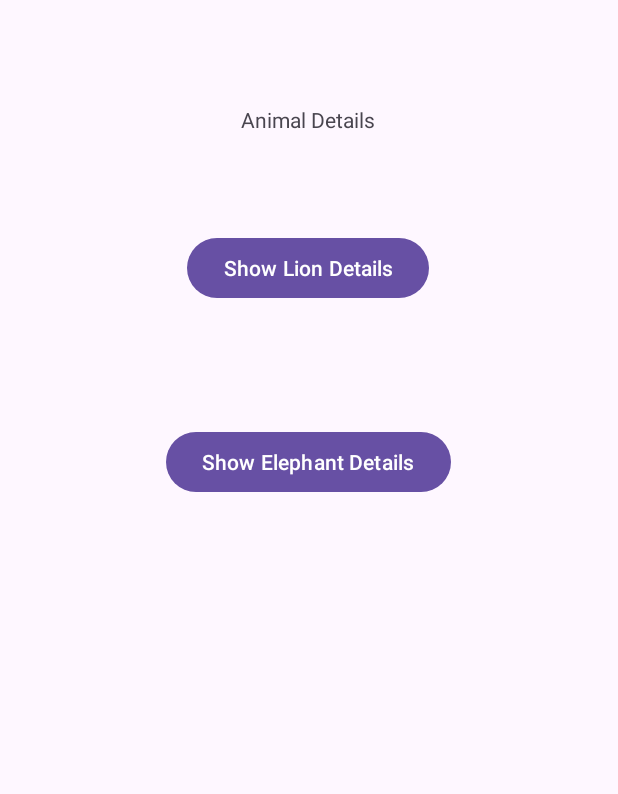
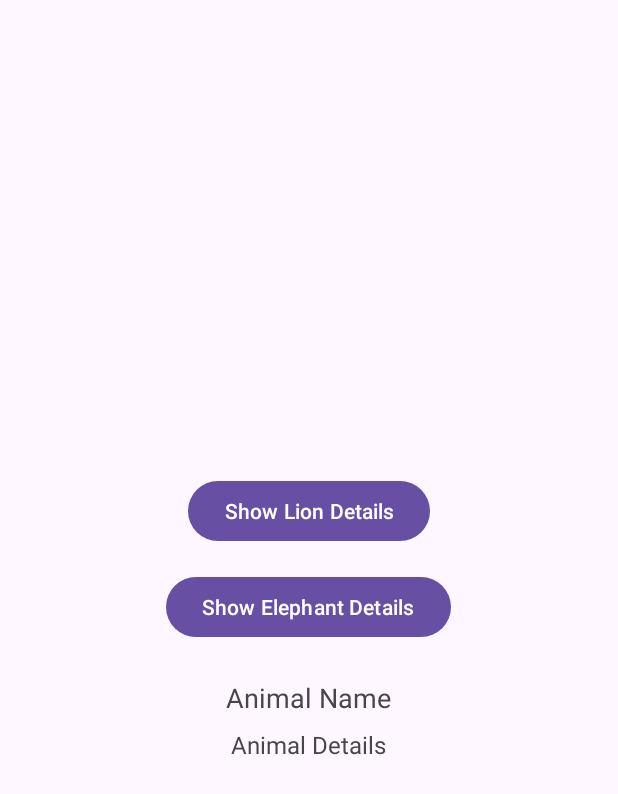
Before and after one commit to jethrolibutan/ZooManagementSystem, an Android app: the screen it shows after launch (MainActivity), on a phone screen of 412 x 824 dp. Shown: the top 794 px of the screen. Run offline under Robolectric (Android 15) with nearby library versions, the phone set to English and light mode, and no system bars.

```diff
--- a/app/build.gradle.kts
+++ b/app/build.gradle.kts
@@ -1,5 +1,5 @@
 plugins {
-    alias(libs.plugins.android.application)
+    alias(libs.plugins.android.application) // Ensure this is defined in the version catalog
 }
 
 android {
@@ -32,7 +32,7 @@ android {
 }
 
 dependencies {
-
+    // Check that these aliases are correctly defined in your version catalog
     implementation(libs.appcompat)
     implementation(libs.material)
     implementation(libs.activity)
--- a/app/src/main/AndroidManifest.xml
+++ b/app/src/main/AndroidManifest.xml
@@ -1,7 +1,6 @@
 <?xml version="1.0" encoding="utf-8"?>
 <manifest xmlns:android="http://schemas.android.com/apk/res/android"
     xmlns:tools="http://schemas.android.com/tools">
-
     <application
         android:allowBackup="true"
         android:dataExtractionRules="@xml/data_extraction_rules"
--- a/app/src/main/java/com/example/zoomanagementsystem/MainActivity.java
+++ b/app/src/main/java/com/example/zoomanagementsystem/MainActivity.java
@@ -1,23 +1,27 @@
 package com.example.zoomanagementsystem;
-
 
 import android.os.Bundle;
 import android.view.View;
-import com.example.zoomanagementsystem.Lion;
-
-import androidx.activity.EdgeToEdge;
+import android.widget.TextView;
 import androidx.appcompat.app.AppCompatActivity;
 import androidx.core.graphics.Insets;
 import androidx.core.view.ViewCompat;
 import androidx.core.view.WindowInsetsCompat;
+import com.example.zoomanagementsystem.R;
 
 public class MainActivity extends AppCompatActivity {
+
+    private TextView textViewAnimalName;
+    private TextView textViewAnimalDetails;
 
     @Override
     protected void onCreate(Bundle savedInstanceState) {
         super.onCreate(savedInstanceState);
-        EdgeToEdge.enable(this);
         setContentView(R.layout.activity_main);
+
+        textViewAnimalName = findViewById(R.id.textViewAnimalName);
+        textViewAnimalDetails = findViewById(R.id.textViewAnimalDetails);
+
         ViewCompat.setOnApplyWindowInsetsListener(findViewById(R.id.main), (v, insets) -> {
             Insets systemBars = insets.getInsets(WindowInsetsCompat.Type.systemBars());
             v.setPadding(systemBars.left, systemBars.top, systemBars.right, systemBars.bottom);
@@ -25,13 +29,23 @@ public class MainActivity extends AppCompatActivity {
         });
     }
 
-    public void onAnimalButtonClick(View view){
-        Lion lion = new Lion("Simba", "Lion");
-        displayAnimalDetails(lion);
+    public void onAnimalButtonClick(View view) {
+        Animal animal;
+        switch (view.getId()) {
+            case R.id.buttonLion:
+                animal = new Lion("Simba", "Carnivore");
+                break;
+            case R.id.buttonElephant:
+                animal = new Elephant("Dumbo", "Herbivore");
+                break;
+            default:
+                return;
+        }
+        displayAnimalDetails(animal);
     }
 
-    public void displayAnimalDetails(Animal animal){
-        String details = animal.displayDetails() + "\n Sound: " + animal.makeSound() + "\n\n";
-//        animalDetailsTextView.setText(details);
+    public void displayAnimalDetails(Animal animal) {
+        textViewAnimalName.setText(animal.name);
+        textViewAnimalDetails.setText(animal.displayDetails());
     }
 }
--- a/app/src/main/res/layout/activity_main.xml
+++ b/app/src/main/res/layout/activity_main.xml
@@ -1,45 +1,45 @@
 <?xml version="1.0" encoding="utf-8"?>
-<androidx.constraintlayout.widget.ConstraintLayout xmlns:android="http://schemas.android.com/apk/res/android"
-    xmlns:app="http://schemas.android.com/apk/res-auto"
-    xmlns:tools="http://schemas.android.com/tools"
-    android:id="@+id/main"
+<LinearLayout xmlns:android="http://schemas.android.com/apk/res/android"
     android:layout_width="match_parent"
     android:layout_height="match_parent"
-    tools:context=".MainActivity">
+    android:orientation="vertical"
+    android:gravity="center"
+    android:padding="16dp"
+    android:id="@+id/main"> <!-- This matches the 'main' id used in the MainActivity.java -->
 
+    <!-- Button to display Lion details -->
     <Button
-        android:id="@+id/button"
+        android:id="@+id/buttonLion"
+        android:layout_width="wrap_content"
+        android:layout_height="wrap_content"
+        android:text="Show Lion Details"
+        android:onClick="onAnimalButtonClick" /> <!-- This matches the onClick method in MainActivity.java -->
+
+    <!-- Button to display Elephant details -->
+    <Button
+        android:id="@+id/buttonElephant"
         android:layout_width="wrap_content"
         android:layout_height="wrap_content"
         android:text="Show Elephant Details"
-        app:layout_constraintBottom_toBottomOf="parent"
-        app:layout_constraintEnd_toEndOf="parent"
-        app:layout_constraintHorizontal_bias="0.497"
-        app:layout_constraintStart_toStartOf="parent"
-        app:layout_constraintTop_toTopOf="parent"
-        app:layout_constraintVertical_bias="0.366" />
+        android:onClick="onAnimalButtonClick"
+        android:layout_marginTop="16dp"
+    /> <!-- Adds some space between the two buttons -->
+
 
     <TextView
+        android:id="@+id/textViewAnimalName"
+        android:layout_width="wrap_content"
+        android:layout_height="wrap_content"
+        android:text="Animal Name"
+        android:textSize="18sp"
+        android:layout_marginTop="24dp" /> <!-- Adds some space between the button and text -->
+
+    <!-- TextView to display Animal Details -->
+    <TextView
+        android:id="@+id/textViewAnimalDetails"
         android:layout_width="wrap_content"
         android:layout_height="wrap_content"
         android:text="Animal Details"
-        app:layout_constraintBottom_toBottomOf="parent"
-        app:layout_constraintEnd_toEndOf="parent"
-        app:layout_constraintHorizontal_bias="0.498"
-        app:layout_constraintStart_toStartOf="parent"
-        app:layout_constraintTop_toTopOf="parent"
-        app:layout_constraintVertical_bias="0.087" />
-
-    <Button
-        android:id="@+id/button"
-        android:layout_width="wrap_content"
-        android:layout_height="wrap_content"
-        android:text="Show Lion Details"
-        app:layout_constraintBottom_toBottomOf="parent"
-        app:layout_constraintEnd_toEndOf="parent"
-        app:layout_constraintHorizontal_bias="0.497"
-        app:layout_constraintStart_toStartOf="parent"
-        app:layout_constraintTop_toTopOf="parent"
-        app:layout_constraintVertical_bias="0.199" />
-
-</androidx.constraintlayout.widget.ConstraintLayout>
+        android:textSize="16sp"
+        android:layout_marginTop="8dp" /> <!-- Adds some space between the name and details -->
+</LinearLayout>
--- a/gradle.properties
+++ b/gradle.properties
@@ -19,3 +19,4 @@ android.useAndroidX=true
 # resources declared in the library itself and none from the library's dependencies,
 # thereby reducing the size of the R class for that library
 android.nonTransitiveRClass=true
+android.nonFinalResIds=false
```
